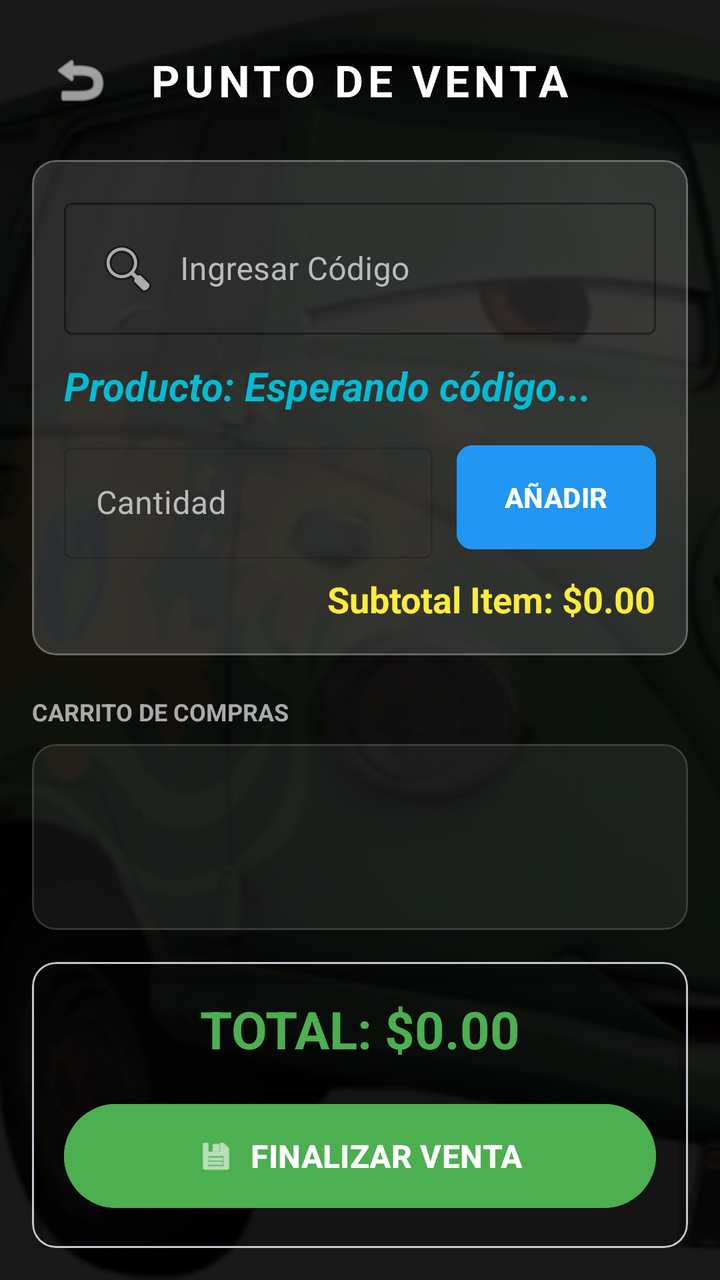
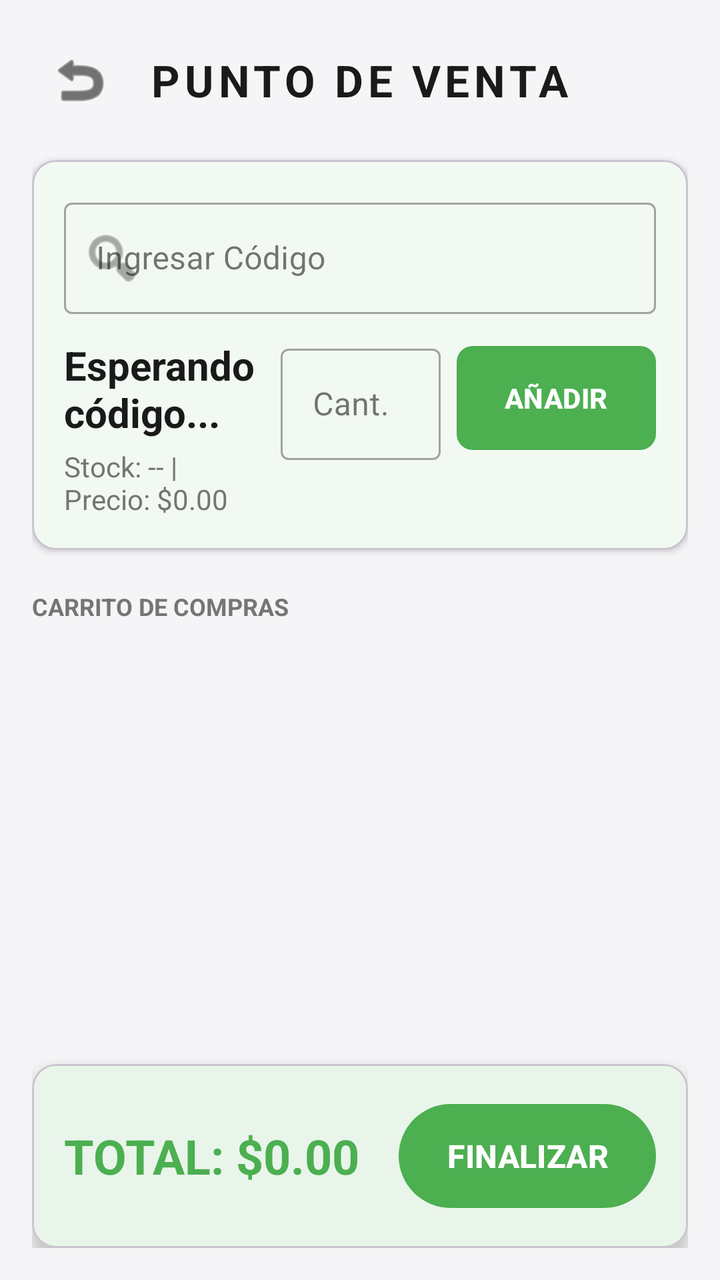

An Android layout rendered at two revisions. The XML below is the earlier revision; the diff shows what the commit changed to produce the second picture.
<!-- AndroidManifest.xml: application theme Theme.VENTA_DE_DROGAS_RICAS -->
<!-- res/layout/activity_inventario.xml -->
<?xml version="1.0" encoding="utf-8"?>
<androidx.constraintlayout.widget.ConstraintLayout xmlns:android="http://schemas.android.com/apk/res/android"
    xmlns:app="http://schemas.android.com/apk/res-auto"
    android:layout_width="match_parent"
    android:layout_height="match_parent"
    android:id="@+id/rootInventario">

    
    <ImageView
        android:layout_width="match_parent"
        android:layout_height="match_parent"
        android:scaleType="centerCrop"
        android:src="@drawable/pantalla_de_carga" />

    
    <View
        android:id="@+id/overlayView"
        android:layout_width="match_parent"
        android:layout_height="match_parent"
        android:background="#E6000000" />

    <LinearLayout
        android:layout_width="match_parent"
        android:layout_height="match_parent"
        android:orientation="vertical"
        android:padding="16dp">

        
        <RelativeLayout
            android:layout_width="match_parent"
            android:layout_height="wrap_content"
            android:layout_marginBottom="16dp">

            <ImageButton
                android:id="@+id/btnVolverInv"
                android:layout_width="48dp"
                android:layout_height="48dp"
                android:background="?attr/selectableItemBackgroundBorderless"
                android:src="@android:drawable/ic_menu_revert"
                app:tint="@android:color/white"
                android:layout_alignParentStart="true"
                android:layout_centerVertical="true" />

            <TextView
                android:id="@+id/tvTituloPos"
                android:layout_width="wrap_content"
                android:layout_height="wrap_content"
                android:text="PUNTO DE VENTA"
                android:textColor="@android:color/white"
                android:textSize="22sp"
                android:textStyle="bold"
                android:letterSpacing="0.1"
                android:layout_centerInParent="true" />
        </RelativeLayout>

        
        <com.google.android.material.card.MaterialCardView
            android:id="@+id/cardBusqueda"
            android:layout_width="match_parent"
            android:layout_height="wrap_content"
            app:cardBackgroundColor="#22FFFFFF"
            app:cardCornerRadius="12dp"
            app:cardElevation="0dp"
            app:strokeWidth="1dp"
            app:strokeColor="#44FFFFFF">

            <LinearLayout
                android:layout_width="match_parent"
                android:layout_height="wrap_content"
                android:orientation="vertical"
                android:padding="16dp">

                <com.google.android.material.textfield.TextInputLayout
                    android:id="@+id/tilCodigo"
                    android:layout_width="match_parent"
                    android:layout_height="wrap_content"
                    android:textColorHint="#BBB"
                    app:hintTextColor="@android:color/white"
                    app:boxStrokeColor="@android:color/white"
                    style="@style/Widget.MaterialComponents.TextInputLayout.OutlinedBox">
                    <EditText
                        android:id="@+id/etCodigoInv"
                        android:layout_width="match_parent"
                        android:layout_height="wrap_content"
                        android:hint="Ingresar Código"
                        android:textColor="@android:color/white"
                        android:inputType="number"
                        android:drawableStart="@android:drawable/ic_menu_search"
                        android:drawablePadding="10dp" />
                </com.google.android.material.textfield.TextInputLayout>

                <TextView
                    android:id="@+id/tvInfoProd"
                    android:layout_width="match_parent"
                    android:layout_height="wrap_content"
                    android:text="Producto: Esperando código..."
                    android:textColor="#00BCD4"
                    android:textSize="20sp"
                    android:layout_marginTop="12dp"
                    android:textStyle="bold|italic" />

                <LinearLayout
                    android:layout_width="match_parent"
                    android:layout_height="wrap_content"
                    android:orientation="horizontal"
                    android:layout_marginTop="12dp"
                    android:gravity="center_vertical">

                    <com.google.android.material.textfield.TextInputLayout
                        android:id="@+id/tilCantidad"
                        android:layout_width="0dp"
                        android:layout_height="wrap_content"
                        android:layout_weight="1"
                        android:textColorHint="#BBB"
                        app:hintTextColor="@android:color/white"
                        style="@style/Widget.MaterialComponents.TextInputLayout.OutlinedBox">
                        <EditText
                            android:id="@+id/etCantidadVenta"
                            android:layout_width="match_parent"
                            android:layout_height="wrap_content"
                            android:hint="Cantidad"
                            android:textColor="@android:color/white"
                            android:inputType="number" />
                    </com.google.android.material.textfield.TextInputLayout>

                    <Button
                        android:id="@+id/btnAgregarAlCarrito"
                        android:layout_width="wrap_content"
                        android:layout_height="60dp"
                        android:layout_marginStart="12dp"
                        android:text="AÑADIR"
                        android:backgroundTint="#2196F3"
                        android:textStyle="bold"
                        app:cornerRadius="8dp" />
                </LinearLayout>

                <TextView
                    android:id="@+id/tvSubtotalConsultado"
                    android:layout_width="wrap_content"
                    android:layout_height="wrap_content"
                    android:text="Subtotal Item: $0.00"
                    android:textColor="#FFEB3B"
                    android:textSize="18sp"
                    android:textStyle="bold"
                    android:layout_marginTop="8dp"
                    android:layout_gravity="end" />
            </LinearLayout>
        </com.google.android.material.card.MaterialCardView>

        
        <TextView
            android:id="@+id/tvCarritoLabel"
            android:layout_width="wrap_content"
            android:layout_height="wrap_content"
            android:text="CARRITO DE COMPRAS"
            android:textColor="#AAA"
            android:textSize="12sp"
            android:textStyle="bold"
            android:layout_marginTop="20dp"
            android:layout_marginBottom="8dp" />

        <com.google.android.material.card.MaterialCardView
            android:id="@+id/cardCarrito"
            android:layout_width="match_parent"
            android:layout_height="0dp"
            android:layout_weight="1"
            app:cardBackgroundColor="#11FFFFFF"
            app:cardCornerRadius="12dp"
            app:cardElevation="0dp"
            app:strokeWidth="1dp"
            app:strokeColor="#22FFFFFF">

            <ListView
                android:id="@+id/lvCarrito"
                android:layout_width="match_parent"
                android:layout_height="match_parent"
                android:divider="#22FFFFFF"
                android:dividerHeight="1dp"
                android:padding="8dp"
                android:clipToPadding="false" />
        </com.google.android.material.card.MaterialCardView>

        
        <com.google.android.material.card.MaterialCardView
            android:id="@+id/cardTotal"
            android:layout_width="match_parent"
            android:layout_height="wrap_content"
            android:layout_marginTop="16dp"
            app:cardBackgroundColor="#33000000"
            app:cardCornerRadius="12dp"
            app:cardElevation="4dp">

            <LinearLayout
                android:layout_width="match_parent"
                android:layout_height="wrap_content"
                android:orientation="vertical"
                android:padding="16dp">

                <TextView
                    android:id="@+id/tvTotalGeneral"
                    android:layout_width="match_parent"
                    android:layout_height="wrap_content"
                    android:text="TOTAL: $0.00"
                    android:textColor="#4CAF50"
                    android:textSize="26sp"
                    android:textStyle="bold"
                    android:textAlignment="center"
                    android:layout_marginBottom="16dp" />

                <Button
                    android:id="@+id/btnTerminarVenta"
                    android:layout_width="match_parent"
                    android:layout_height="60dp"
                    android:text="FINALIZAR VENTA"
                    android:backgroundTint="#4CAF50"
                    android:textSize="16sp"
                    android:textStyle="bold"
                    app:cornerRadius="30dp"
                    app:icon="@android:drawable/ic_menu_save"
                    app:iconGravity="textStart" />
            </LinearLayout>
        </com.google.android.material.card.MaterialCardView>

    </LinearLayout>
</androidx.constraintlayout.widget.ConstraintLayout>
<!-- resources referenced by this layout -->
<resources>
  <!-- drawable pantalla_de_carga: jpg bitmap (drawable, 59641 bytes) -->
  <style name="Theme.VENTA_DE_DROGAS_RICAS" parent="Base.Theme.VENTA_DE_DROGAS_RICAS" />
  <style name="Base.Theme.VENTA_DE_DROGAS_RICAS" parent="Theme.Material3.DayNight.NoActionBar">
          
          
      </style>
</resources>

<!-- the commit's change to res/layout/activity_inventario.xml (unified diff, before → after) -->
@@ -1,23 +1,10 @@
 <?xml version="1.0" encoding="utf-8"?>
 <androidx.constraintlayout.widget.ConstraintLayout xmlns:android="http://schemas.android.com/apk/res/android"
     xmlns:app="http://schemas.android.com/apk/res-auto"
+    android:id="@+id/rootInventario"
     android:layout_width="match_parent"
     android:layout_height="match_parent"
-    android:id="@+id/rootInventario">
-
-    
-    <ImageView
-        android:layout_width="match_parent"
-        android:layout_height="match_parent"
-        android:scaleType="centerCrop"
-        android:src="@drawable/pantalla_de_carga" />
-
-    
-    <View
-        android:id="@+id/overlayView"
-        android:layout_width="match_parent"
-        android:layout_height="match_parent"
-        android:background="#E6000000" />
+    android:background="?android:attr/colorBackground">
 
     <LinearLayout
         android:layout_width="match_parent"
@@ -30,23 +17,21 @@
             android:layout_width="match_parent"
             android:layout_height="wrap_content"
             android:layout_marginBottom="16dp">
-
             <ImageButton
                 android:id="@+id/btnVolverInv"
                 android:layout_width="48dp"
                 android:layout_height="48dp"
                 android:background="?attr/selectableItemBackgroundBorderless"
                 android:src="@android:drawable/ic_menu_revert"
-                app:tint="@android:color/white"
+                app:tint="?attr/colorOnBackground"
                 android:layout_alignParentStart="true"
                 android:layout_centerVertical="true" />
-
             <TextView
                 android:id="@+id/tvTituloPos"
                 android:layout_width="wrap_content"
                 android:layout_height="wrap_content"
                 android:text="PUNTO DE VENTA"
-                android:textColor="@android:color/white"
+                android:textColor="?attr/colorOnBackground"
                 android:textSize="22sp"
                 android:textStyle="bold"
                 android:letterSpacing="0.1"
@@ -58,92 +43,92 @@
             android:id="@+id/cardBusqueda"
             android:layout_width="match_parent"
             android:layout_height="wrap_content"
-            app:cardBackgroundColor="#22FFFFFF"
+            app:cardBackgroundColor="?attr/colorSurface"
             app:cardCornerRadius="12dp"
-            app:cardElevation="0dp"
-            app:strokeWidth="1dp"
-            app:strokeColor="#44FFFFFF">
-
+            app:cardElevation="2dp">
             <LinearLayout
                 android:layout_width="match_parent"
                 android:layout_height="wrap_content"
                 android:orientation="vertical"
                 android:padding="16dp">
 
-                <com.google.android.material.textfield.TextInputLayout
-                    android:id="@+id/tilCodigo"
+                <LinearLayout
                     android:layout_width="match_parent"
                     android:layout_height="wrap_content"
-                    android:textColorHint="#BBB"
-                    app:hintTextColor="@android:color/white"
-                    app:boxStrokeColor="@android:color/white"
-                    style="@style/Widget.MaterialComponents.TextInputLayout.OutlinedBox">
-                    <EditText
-                        android:id="@+id/etCodigoInv"
-                        android:layout_width="match_parent"
+                    android:orientation="horizontal"
+                    android:gravity="center_vertical">
+                    
+                    <com.google.android.material.textfield.TextInputLayout
+                        android:id="@+id/tilCodigo"
+                        android:layout_width="0dp"
                         android:layout_height="wrap_content"
-                        android:hint="Ingresar Código"
-                        android:textColor="@android:color/white"
-                        android:inputType="number"
-                        android:drawableStart="@android:drawable/ic_menu_search"
-                        android:drawablePadding="10dp" />
-                </com.google.android.material.textfield.TextInputLayout>
-
-                <TextView
-                    android:id="@+id/tvInfoProd"
-                    android:layout_width="match_parent"
-                    android:layout_height="wrap_content"
-                    android:text="Producto: Esperando código..."
-                    android:textColor="#00BCD4"
-                    android:textSize="20sp"
-                    android:layout_marginTop="12dp"
-                    android:textStyle="bold|italic" />
+                        android:layout_weight="1"
+                        style="@style/Widget.MaterialComponents.TextInputLayout.OutlinedBox"
+                        app:startIconDrawable="@android:drawable/ic_menu_search">
+                        <EditText
+                            android:id="@+id/etCodigoInv"
+                            android:layout_width="match_parent"
+                            android:layout_height="wrap_content"
+                            android:hint="Ingresar Código"
+                            android:inputType="number" />
+                    </com.google.android.material.textfield.TextInputLayout>
+                </LinearLayout>
 
                 <LinearLayout
                     android:layout_width="match_parent"
                     android:layout_height="wrap_content"
                     android:orientation="horizontal"
                     android:layout_marginTop="12dp"
-                    android:gravity="center_vertical">
-
-                    <com.google.android.material.textfield.TextInputLayout
-                        android:id="@+id/tilCantidad"
+                    android:baselineAligned="false">
+                    
+                    <LinearLayout
                         android:layout_width="0dp"
                         android:layout_height="wrap_content"
                         android:layout_weight="1"
-                        android:textColorHint="#BBB"
-                        app:hintTextColor="@android:color/white"
+                        android:orientation="vertical">
+                        <TextView
+                            android:id="@+id/tvInfoProd"
+                            android:layout_width="match_parent"
+                            android:layout_height="wrap_content"
+                            android:text="Esperando código..."
+                            android:textColor="?attr/colorOnSurface"
+                            android:textSize="20sp"
+                            android:textStyle="bold" />
+                        <TextView
+                            android:id="@+id/tvSubtotalConsultado"
+                            android:layout_width="match_parent"
+                            android:layout_height="wrap_content"
+                            android:text="Stock: -- | Precio: $0.00"
+                            android:textColor="?attr/colorSecondary"
+                            android:textSize="14sp"
+                            android:layout_marginTop="4dp" />
+                    </LinearLayout>
+                    
+                    <com.google.android.material.textfield.TextInputLayout
+                        android:id="@+id/tilCantidad"
+                        android:layout_width="80dp"
+                        android:layout_height="wrap_content"
+                        android:layout_marginStart="8dp"
                         style="@style/Widget.MaterialComponents.TextInputLayout.OutlinedBox">
                         <EditText
                             android:id="@+id/etCantidadVenta"
                             android:layout_width="match_parent"
                             android:layout_height="wrap_content"
-                            android:hint="Cantidad"
-                            android:textColor="@android:color/white"
-                            android:inputType="number" />
+                            android:hint="Cant."
+                            android:inputType="numberDecimal" />
                     </com.google.android.material.textfield.TextInputLayout>
 
                     <Button
                         android:id="@+id/btnAgregarAlCarrito"
                         android:layout_width="wrap_content"
                         android:layout_height="60dp"
-                        android:layout_marginStart="12dp"
+                        android:layout_marginStart="8dp"
                         android:text="AÑADIR"
-                        android:backgroundTint="#2196F3"
+                        app:backgroundTint="?attr/colorPrimary"
+                        android:textColor="?attr/colorOnPrimary"
                         android:textStyle="bold"
                         app:cornerRadius="8dp" />
                 </LinearLayout>
-
-                <TextView
-                    android:id="@+id/tvSubtotalConsultado"
-                    android:layout_width="wrap_content"
-                    android:layout_height="wrap_content"
-                    android:text="Subtotal Item: $0.00"
-                    android:textColor="#FFEB3B"
-                    android:textSize="18sp"
-                    android:textStyle="bold"
-                    android:layout_marginTop="8dp"
-                    android:layout_gravity="end" />
             </LinearLayout>
         </com.google.android.material.card.MaterialCardView>
 
@@ -153,73 +138,55 @@
             android:layout_width="wrap_content"
             android:layout_height="wrap_content"
             android:text="CARRITO DE COMPRAS"
-            android:textColor="#AAA"
+            android:textColor="?attr/colorSecondary"
             android:textSize="12sp"
             android:textStyle="bold"
             android:layout_marginTop="20dp"
             android:layout_marginBottom="8dp" />
 
-        <com.google.android.material.card.MaterialCardView
-            android:id="@+id/cardCarrito"
+        <androidx.recyclerview.widget.RecyclerView
+            android:id="@+id/rvCarrito"
             android:layout_width="match_parent"
             android:layout_height="0dp"
             android:layout_weight="1"
-            app:cardBackgroundColor="#11FFFFFF"
-            app:cardCornerRadius="12dp"
-            app:cardElevation="0dp"
-            app:strokeWidth="1dp"
-            app:strokeColor="#22FFFFFF">
-
-            <ListView
-                android:id="@+id/lvCarrito"
-                android:layout_width="match_parent"
-                android:layout_height="match_parent"
-                android:divider="#22FFFFFF"
-                android:dividerHeight="1dp"
-                android:padding="8dp"
-                android:clipToPadding="false" />
-        </com.google.android.material.card.MaterialCardView>
+            android:clipToPadding="false"
+            android:paddingBottom="8dp" />
 
         
         <com.google.android.material.card.MaterialCardView
             android:id="@+id/cardTotal"
             android:layout_width="match_parent"
             android:layout_height="wrap_content"
-            android:layout_marginTop="16dp"
-            app:cardBackgroundColor="#33000000"
+            android:layout_marginTop="12dp"
+            app:cardBackgroundColor="?attr/colorSurface"
             app:cardCornerRadius="12dp"
-            app:cardElevation="4dp">
-
+            app:cardElevation="8dp">
             <LinearLayout
                 android:layout_width="match_parent"
                 android:layout_height="wrap_content"
-                android:orientation="vertical"
+                android:orientation="horizontal"
+                android:gravity="center_vertical"
                 android:padding="16dp">
-
                 <TextView
                     android:id="@+id/tvTotalGeneral"
-                    android:layout_width="match_parent"
+                    android:layout_width="0dp"
                     android:layout_height="wrap_content"
+                    android:layout_weight="1"
                     android:text="TOTAL: $0.00"
-                    android:textColor="#4CAF50"
-                    android:textSize="26sp"
-                    android:textStyle="bold"
-                    android:textAlignment="center"
-                    android:layout_marginBottom="16dp" />
-
+                    android:textColor="?attr/colorPrimary"
+                    android:textSize="24sp"
+                    android:textStyle="bold" />
                 <Button
                     android:id="@+id/btnTerminarVenta"
-                    android:layout_width="match_parent"
+                    android:layout_width="wrap_content"
                     android:layout_height="60dp"
-                    android:text="FINALIZAR VENTA"
-                    android:backgroundTint="#4CAF50"
+                    android:text="FINALIZAR"
+                    app:backgroundTint="?attr/colorPrimary"
+                    android:textColor="?attr/colorOnPrimary"
                     android:textSize="16sp"
                     android:textStyle="bold"
-                    app:cornerRadius="30dp"
-                    app:icon="@android:drawable/ic_menu_save"
-                    app:iconGravity="textStart" />
+                    app:cornerRadius="30dp" />
             </LinearLayout>
         </com.google.android.material.card.MaterialCardView>
-
     </LinearLayout>
 </androidx.constraintlayout.widget.ConstraintLayout>
<!-- resource entries referenced after the edit -->
@@ -1,10 +1,21 @@
 <!-- resources referenced by this layout -->
 <resources>
-  <!-- drawable pantalla_de_carga: jpg bitmap (drawable, 59641 bytes) -->
   <style name="Theme.VENTA_DE_DROGAS_RICAS" parent="Base.Theme.VENTA_DE_DROGAS_RICAS" />
   <style name="Base.Theme.VENTA_DE_DROGAS_RICAS" parent="Theme.Material3.DayNight.NoActionBar">
           
-          
+          <item name="colorPrimary">@color/primary_light</item>
+          <item name="colorOnPrimary">@color/white</item>
+          <item name="colorSecondary">@color/outline_light</item>
+          <item name="android:colorBackground">@color/bg_light</item>
+          <item name="colorSurface">@color/surface_light</item>
+          <item name="colorOnSurface">@color/text_primary_light</item>
+          <item name="colorOnBackground">@color/text_primary_light</item>
       </style>
+  <color name="primary_light">#4CAF50</color>
+  <color name="white">#FFFFFFFF</color>
+  <color name="outline_light">#757575</color>
+  <color name="bg_light">#F5F5F7</color>
+  <color name="surface_light">#FFFFFF</color>
+  <color name="text_primary_light">#1A1A1A</color>
 </resources>
 
